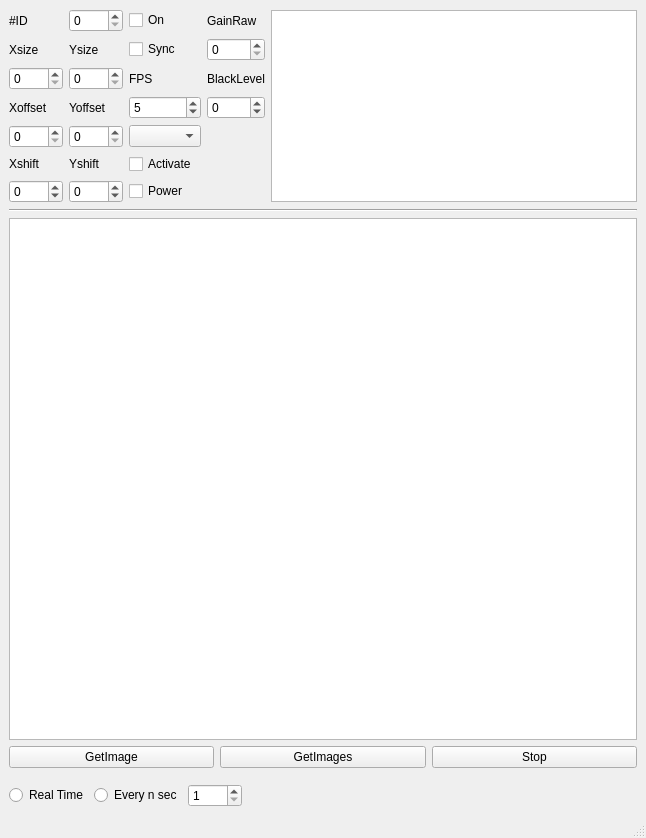
Qt form gui/views/ui/widget_camera.ui (Saldenisov/pyconlyse) before a commit.
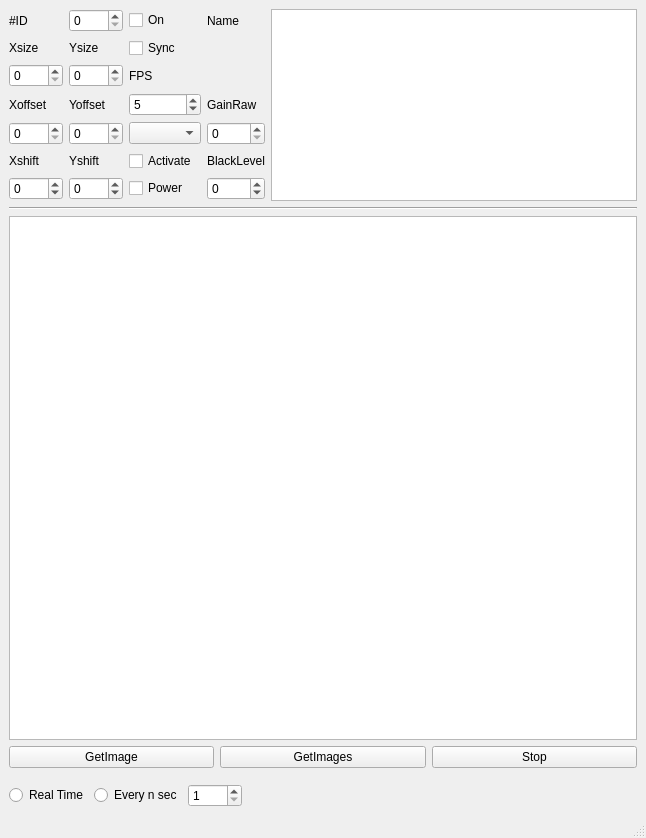
The same form after that commit.

```diff
--- a/gui/views/ui/widget_camera.ui
+++ b/gui/views/ui/widget_camera.ui
@@ -28,16 +28,6 @@
       </property>
       <item>
        <layout class="QGridLayout" name="gridLayout">
-        <item row="4" column="3">
-         <widget class="QSpinBox" name="spinBox_blacklevel">
-          <property name="minimum">
-           <number>-127</number>
-          </property>
-          <property name="maximum">
-           <number>127</number>
-          </property>
-         </widget>
-        </item>
         <item row="4" column="2">
          <widget class="QSpinBox" name="spinBox_fps">
           <property name="minimum">
@@ -126,13 +116,6 @@
         <item row="1" column="1">
          <widget class="QSpinBox" name="spinBox_cameraID"/>
         </item>
-        <item row="2" column="3">
-         <widget class="QSpinBox" name="spinBox_gainraw">
-          <property name="maximum">
-           <number>3</number>
-          </property>
-         </widget>
-        </item>
         <item row="3" column="1">
          <widget class="QSpinBox" name="spinBox_Ysize">
           <property name="sizePolicy">
@@ -211,23 +194,47 @@
           </property>
          </widget>
         </item>
-        <item row="1" column="3">
-         <widget class="QLabel" name="label_2">
-          <property name="text">
-           <string>GainRaw</string>
-          </property>
-         </widget>
-        </item>
-        <item row="3" column="3">
-         <widget class="QLabel" name="label_3">
-          <property name="text">
-           <string>BlackLevel</string>
-          </property>
-         </widget>
-        </item>
         <item row="6" column="2">
          <widget class="QComboBox" name="comboBox"/>
         </item>
+        <item row="7" column="3">
+         <widget class="QLabel" name="label_3">
+          <property name="text">
+           <string>BlackLevel</string>
+          </property>
+         </widget>
+        </item>
+        <item row="8" column="3">
+         <widget class="QSpinBox" name="spinBox_blacklevel">
+          <property name="minimum">
+           <number>-127</number>
+          </property>
+          <property name="maximum">
+           <number>127</number>
+          </property>
+         </widget>
+        </item>
+        <item row="4" column="3">
+         <widget class="QLabel" name="label_2">
+          <property name="text">
+           <string>GainRaw</string>
+          </property>
+         </widget>
+        </item>
+        <item row="6" column="3">
+         <widget class="QSpinBox" name="spinBox_gainraw">
+          <property name="maximum">
+           <number>3</number>
+          </property>
+         </widget>
+        </item>
+        <item row="1" column="3">
+         <widget class="QLabel" name="label_name">
+          <property name="text">
+           <string>Name</string>
+          </property>
+         </widget>
+        </item>
        </layout>
       </item>
       <item>
```
Left out of the diff: 4 changed lines with no effect on the pictures.
